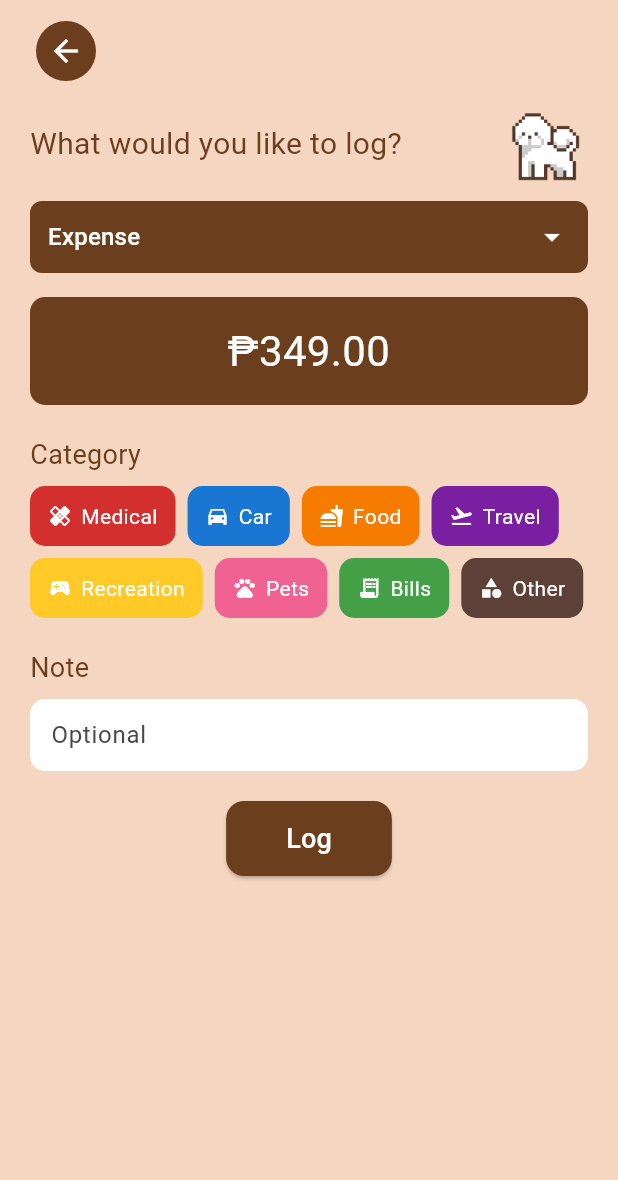
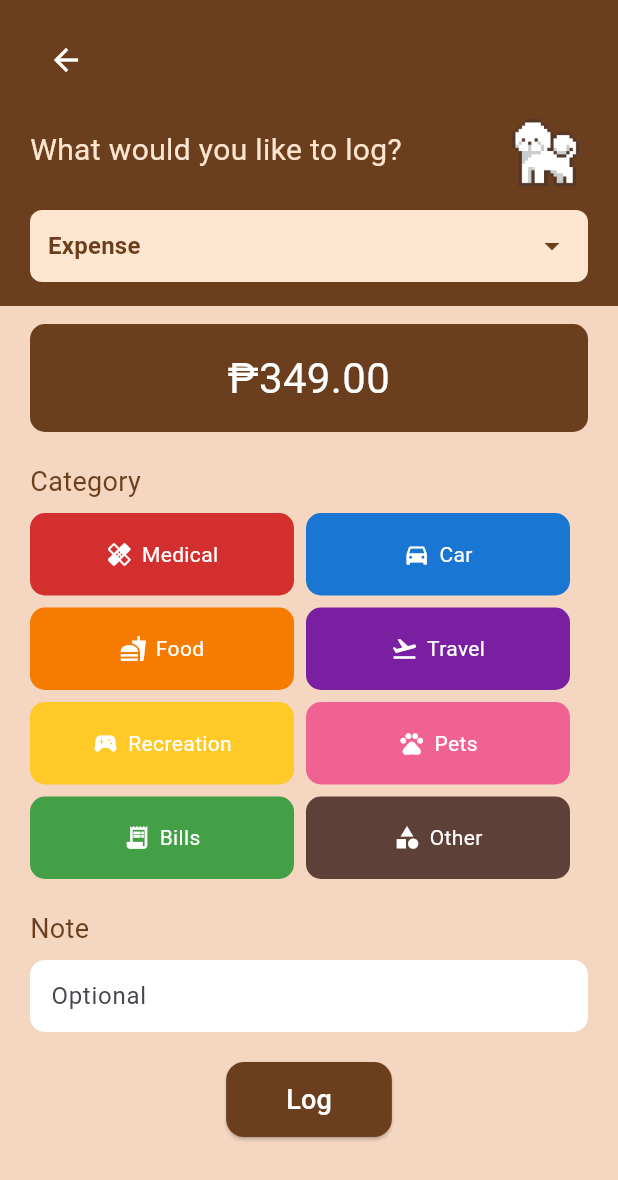
Before and after one commit to the34thempress/Budgipets, a Flutter app: the LogEntryPage screen opened directly, on a phone screen of 412 x 824 dp. Shown: the top 1180 px of the screen. Run offline on Flutter 3.47's test engine with Material 3 defaults, Android fonts, the phone set to English and light mode, and no system bars; our stand-ins replace table_calendar; Roboto replaces fonts that are missing (Modak, PixelifySans-VariableFont_wght).

Commit message:
upgraded version of allowance page and added new folders

```diff
--- a/lib/screens/main_screens/allowance.dart
+++ b/lib/screens/main_screens/allowance.dart
@@ -13,7 +13,6 @@ class _LogEntryPageState extends State<LogEntryPage> {
   String selectedCategory = '';
   final TextEditingController _noteController = TextEditingController();
 
-//for categories color later
 // Expense categories
   final List<Map<String, dynamic>> expenseCategories = [
     {'name': 'Medical', 'color': Colors.red.shade700, 'icon': Icons.healing},
@@ -35,41 +34,53 @@ final List<Map<String, dynamic>> incomeCategories = [
     {'name': 'Other', 'color': Colors.brown.shade700, 'icon': Icons.category},
   ];
 
+  @override
+  Widget build(BuildContext context)
+  {
 
-  @override
-Widget build(BuildContext context) {
-  final displayedCategories = selectedType == 'Expense'
-      ? expenseCategories
-      : incomeCategories;
+//category change
+    final displayedCategories =
+        selectedType == 'Expense' ? expenseCategories : incomeCategories;
+
+    final double screenWidth = MediaQuery.of(context).size.width;
+
+    final double itemWidth = (screenWidth - 60) / 2; //makes sure that there will only be 2 items per row
 
     return Scaffold(
       backgroundColor: const Color(0xFFF4D6C1),
       body: SafeArea(
         child: SingleChildScrollView(
-        child: Padding(
-          padding: const EdgeInsets.symmetric(horizontal: 20, vertical: 10),
           child: Column(
             crossAxisAlignment: CrossAxisAlignment.start,
             children: [
-
-// back button to dashboard.dart
+//Colored Background for header
+              Container(
+                width: double.infinity,
+                color: const Color(0xFF6B3E1D),
+                padding: const EdgeInsets.symmetric(horizontal: 20, vertical: 16),
+                child: Column(
+                  crossAxisAlignment: CrossAxisAlignment.start,
+                  children: [
+                    // Back button
                     IconButton(
                       icon: const Icon(Icons.arrow_back, color: Colors.white),
                       style: ButtonStyle(
-                    backgroundColor: WidgetStateProperty.all(const Color(0xFF6B3E1D)),
-                    padding: WidgetStateProperty.all(const EdgeInsets.all(8)),
-                    shape: WidgetStateProperty.all(const CircleBorder()),
+                        backgroundColor:
+                            MaterialStateProperty.all(const Color(0xFF6B3E1D)),
+                        padding: MaterialStateProperty.all(const EdgeInsets.all(8)),
+                        shape: MaterialStateProperty.all(const CircleBorder()),
                       ),
                       onPressed: () {
                         Navigator.pushReplacement(
                           context,
-                      MaterialPageRoute(builder: (context) => const DashboardPage()),
+                          MaterialPageRoute(
+                              builder: (context) => const DashboardPage()),
                         );
                       },
                     ),
-                const SizedBox(height: 8),
+                    const SizedBox(height: 6),
 
-// header
+//Title Part
                     Row(
                       mainAxisAlignment: MainAxisAlignment.spaceBetween,
                       children: [
@@ -78,51 +89,59 @@ Widget build(BuildContext context) {
                           style: TextStyle(
                             fontFamily: "Modak",
                             fontSize: 20,
-                        color: Color(0xFF6B3E1D),
+                            color: Color(0xFFFDE6D0),
                           ),
                         ),
-                    Image.asset(
-                      "assets/images/pet.png",
-                      height: 60,
-                    ),
+                        Image.asset("assets/images/pet.png", height: 60),
                       ],
                     ),
-                const SizedBox(height: 8),
+                    const SizedBox(height: 10),
 
-//Dropdown for expense/income
+//Dropdown
                     Container(
                       decoration: BoxDecoration(
-                    color: const Color(0xFF6B3E1D),
+                        color: const Color(0xFFFDE6D0),
                         borderRadius: BorderRadius.circular(8),
                       ),
                       padding: const EdgeInsets.symmetric(horizontal: 12),
                       child: DropdownButton<String>(
                         value: selectedType,
-                    dropdownColor: const Color(0xFF6B3E1D),
+                        dropdownColor: const Color(0xFFFDE6D0),
                         isExpanded: true,
                         underline: const SizedBox(),
-                    icon: const Icon(Icons.arrow_drop_down, color: Colors.white),
+                        icon: const Icon(Icons.arrow_drop_down, color: Color(0xFF6B3E1D)),
                         items: ['Expense', 'Income']
                             .map((type) => DropdownMenuItem(
                                   value: type,
                                   child: Text(
                                     type,
-                                style: const TextStyle(color: Colors.white),
+                                    style: const TextStyle(
+                                      color: Color(0xFF6B3E1D),
+                                      fontWeight: FontWeight.bold,
+                                    ),
                                   ),
                                 ))
                             .toList(),
                         onChanged: (value) {
-                      setState(()
-                      {
+                          setState(() {
                             selectedType = value!;
                             selectedCategory = '';
                           });
                         },
                       ),
                     ),
-                const SizedBox(height: 16),
+                  ],
+                ),
+              ),
 
-//hard coded amount
+//Main
+              Padding(
+                padding: const EdgeInsets.symmetric(horizontal: 20, vertical: 12),
+                child: Column(
+                  crossAxisAlignment: CrossAxisAlignment.start,
+                  children: [
+
+//Hardcoded amount
                     Container(
                       width: double.infinity,
                       padding: const EdgeInsets.all(16),
@@ -142,7 +161,7 @@ Widget build(BuildContext context) {
                     ),
                     const SizedBox(height: 20),
 
-//Different categories
+//Category Section
                     const Text(
                       "Category",
                       style: TextStyle(
@@ -153,6 +172,7 @@ Widget build(BuildContext context) {
                     ),
                     const SizedBox(height: 8),
 
+                    // Category Grid
                     Wrap(
                       spacing: 8,
                       runSpacing: 8,
@@ -164,8 +184,8 @@ Widget build(BuildContext context) {
                           },
                           child: AnimatedContainer(
                             duration: const Duration(milliseconds: 200),
-                      padding: const EdgeInsets.symmetric(
-                          vertical: 10, horizontal: 12),
+                            width: itemWidth,
+                            height: 55,
                             decoration: BoxDecoration(
                               color: isSelected
                                   ? cat['color'].withOpacity(0.8)
@@ -176,9 +196,9 @@ Widget build(BuildContext context) {
                                   : null,
                             ),
                             child: Row(
-                        mainAxisSize: MainAxisSize.min,
+                              mainAxisAlignment: MainAxisAlignment.center,
                               children: [
-                          Icon(cat['icon'], color: Colors.white, size: 16),
+                                Icon(cat['icon'], color: Colors.white, size: 18),
                                 const SizedBox(width: 6),
                                 Text(
                                   cat['name'],
@@ -190,10 +210,9 @@ Widget build(BuildContext context) {
                         );
                       }).toList(),
                     ),
-
                     const SizedBox(height: 20),
 
-//optional note
+                    // Note Section
                     const Text(
                       "Note",
                       style: TextStyle(
@@ -218,7 +237,7 @@ Widget build(BuildContext context) {
                     ),
                     const SizedBox(height: 20),
 
-// the log button
+                    // Log Button
                     Center(
                       child: ElevatedButton(
                         style: ElevatedButton.styleFrom(
@@ -246,11 +265,6 @@ Widget build(BuildContext context) {
                                 TextButton(
                                   onPressed: () {
                                     Navigator.pop(context);
-                                Navigator.pushReplacement(
-                                  context,
-                                  MaterialPageRoute(
-                                      builder: (context) => const DashboardPage()),
-                                );
                                   },
                                   child: const Text(
                                     "OK",
@@ -271,8 +285,11 @@ Widget build(BuildContext context) {
                         ),
                       ),
                     ),
+                    const SizedBox(height: 20),
                   ],
                 ),
+              ),
+            ],
           ),
         ),
       ),
```
Also changed, not shown: lib/controllers/allowance_page_controller.dart (added), lib/screens/setting_screens/change_email.dart (added), lib/screens/setting_screens/change_password.dart (added), lib/widgets/main_page_nav_header.dart (added). Lines whose indentation alone changed are shown as unchanged.
